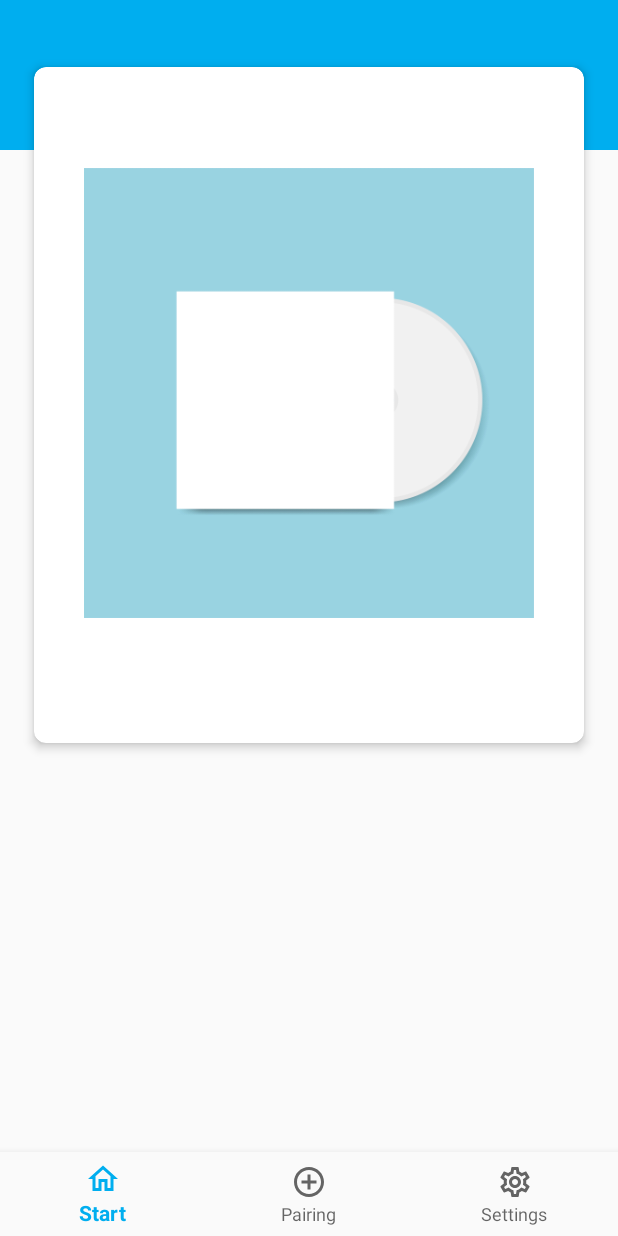
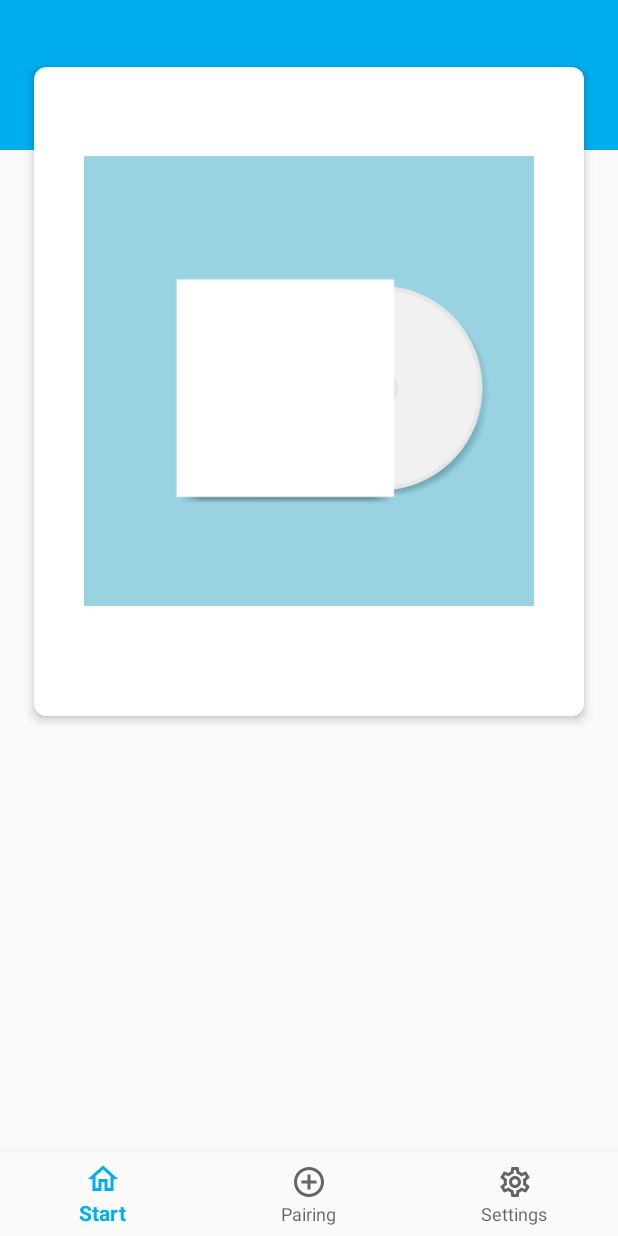
Before and after one commit to kaiwinter/nfcsonos, an Android app: the MainFragment screen opened directly, with no data from a screen before it, on a phone screen of 412 x 824 dp. Run offline under Robolectric (Android 15) with nearby library versions, the phone set to English and light mode, and no system bars; our stand-ins replace navigation-ui; pictures from the network do not load.

Commit message:
Layout improvements
Larger Buttons and smaller margins.

```diff
--- a/app/src/main/res/layout/fragment_main.xml
+++ b/app/src/main/res/layout/fragment_main.xml
@@ -52,6 +52,7 @@
                         android:layout_marginTop="16dp"
                         android:gravity="center"
                         android:orientation="vertical"
+                        tools:visibility="visible"
                         android:visibility="invisible">
 
                         <TextView
@@ -72,6 +73,7 @@
                         android:layout_height="wrap_content"
                         android:gravity="center"
                         android:orientation="vertical"
+                        tools:visibility="visible"
                         android:visibility="gone">
 
                         <TextView
@@ -81,13 +83,13 @@
                             android:layout_height="wrap_content"
                             android:layout_gravity="center"
                             android:layout_marginTop="@dimen/section_margin"
-                            android:layout_marginBottom="8dp" />
+                            android:layout_marginBottom="0dp"/>
                     </LinearLayout>
 
                     <LinearLayout
                         android:layout_width="match_parent"
                         android:layout_height="0dp"
-                        android:layout_marginTop="8dp"
+                        android:layout_marginTop="0dp"
                         android:layout_weight="1"
                         android:orientation="vertical"
                         android:padding="8dp">
@@ -116,7 +118,7 @@
                             android:layout_height="wrap_content"
                             android:paddingStart="8dp"
                             android:paddingEnd="0dp"
-                            android:paddingBottom="10dp"
+                            android:paddingBottom="0dp"
                             tools:text="Track title" />
 
                     </LinearLayout>
@@ -129,43 +131,45 @@
 
                         <ImageButton
                             android:id="@+id/skip_to_previous_button"
-                            android:layout_width="wrap_content"
-                            android:layout_height="wrap_content"
+                            android:layout_width="64dp"
+                            android:layout_height="64dp"
+                            android:layout_marginHorizontal="10dp"
                             android:background="@drawable/button_round"
                             android:contentDescription="@string/skip_to_previous_button"
-                            android:padding="20dp"
                             android:src="@drawable/baseline_skip_previous_24"
-                            android:visibility="gone" />
+                            android:visibility="gone"
+                            tools:visibility="visible" />
 
                         <ImageButton
                             android:id="@+id/play_button"
-                            android:layout_width="wrap_content"
-                            android:layout_height="wrap_content"
+                            android:layout_width="76dp"
+                            android:layout_height="76dp"
                             android:background="@drawable/button_round"
                             android:contentDescription="@string/play_button"
-                            android:padding="20dp"
                             android:src="@drawable/ic_baseline_play_arrow_24"
-                            android:visibility="gone" />
+                            android:visibility="gone"
+                            tools:visibility="visible" />
 
                         <ImageButton
                             android:id="@+id/pause_button"
-                            android:layout_width="wrap_content"
-                            android:layout_height="wrap_content"
+                            android:layout_width="76dp"
+                            android:layout_height="76dp"
                             android:background="@drawable/button_round"
                             android:contentDescription="@string/pause_button"
-                            android:padding="20dp"
                             android:src="@drawable/ic_outline_pause_24"
-                            android:visibility="gone" />
+                            android:visibility="gone"
+                            tools:visibility="visible" />
 
                         <ImageButton
                             android:id="@+id/skip_to_next_button"
-                            android:layout_width="wrap_content"
-                            android:layout_height="wrap_content"
+                            android:layout_width="64dp"
+                            android:layout_height="64dp"
+                            android:layout_marginHorizontal="10dp"
                             android:background="@drawable/button_round"
                             android:contentDescription="@string/skip_to_next_button"
-                            android:padding="20dp"
                             android:src="@drawable/baseline_skip_next_24"
-                            android:visibility="gone" />
+                            android:visibility="gone"
+                            tools:visibility="visible" />
                     </LinearLayout>
 
                 </LinearLayout>
```
